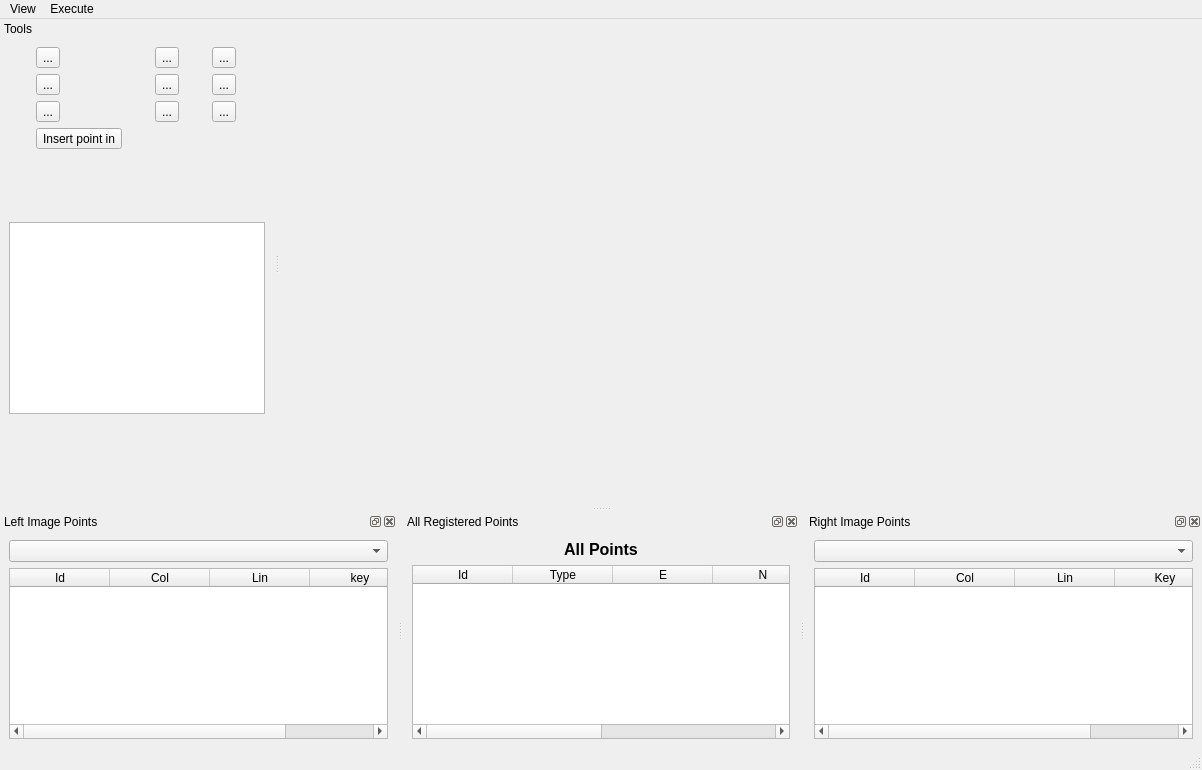
The window that branches/SandBox/trunk_PT/qt/interface/FotoTriForm.ui (e-foto/e-foto) describes before a commit, drawn with Qt 5.
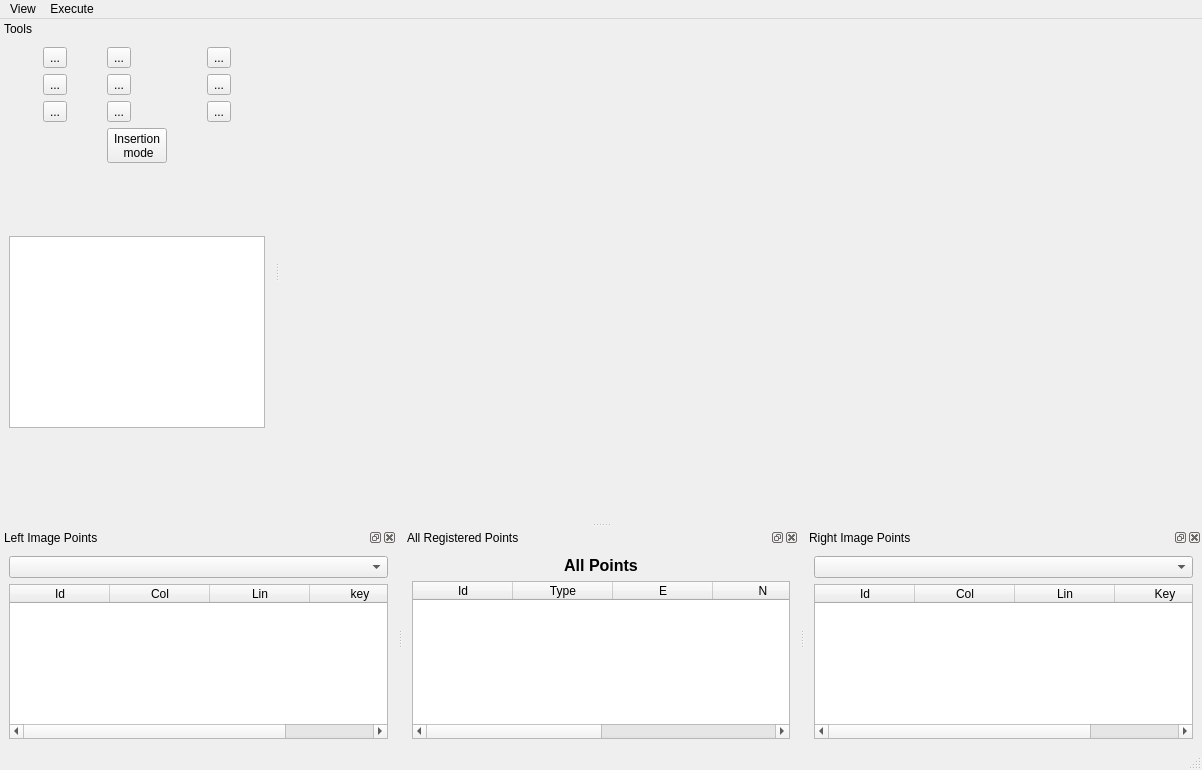
The same window after the commit. Icons and pictures are not drawn. Custom widgets are drawn as their Qt base class.

Patch:
```diff
--- a/branches/SandBox/trunk_PT/qt/interface/FotoTriForm.ui
+++ b/branches/SandBox/trunk_PT/qt/interface/FotoTriForm.ui
@@ -286,8 +286,8 @@
    </property>
    <property name="minimumSize">
     <size>
-     <width>213</width>
-     <height>487</height>
+     <width>237</width>
+     <height>503</height>
     </size>
    </property>
    <property name="maximumSize">
@@ -318,6 +318,9 @@
     <layout class="QVBoxLayout" name="verticalLayout_5">
      <item>
       <layout class="QGridLayout" name="gridLayout">
+       <property name="sizeConstraint">
+        <enum>QLayout::SetFixedSize</enum>
+       </property>
        <item row="0" column="0">
         <widget class="QToolButton" name="markToolButton">
          <property name="text">
@@ -485,7 +488,7 @@
          </property>
         </widget>
        </item>
-       <item row="3" column="0">
+       <item row="3" column="1">
         <widget class="QToolButton" name="insertPointInButton">
          <property name="toolTip">
           <string>&lt;!DOCTYPE HTML PUBLIC &quot;-//W3C//DTD HTML 4.0//EN&quot; &quot;http://www.w3.org/TR/REC-html40/strict.dtd&quot;&gt;
@@ -495,7 +498,8 @@
 &lt;p style=&quot; margin-top:0px; margin-bottom:0px; margin-left:0px; margin-right:0px; -qt-block-indent:0; text-indent:0px;&quot;&gt;&lt;span style=&quot; color:#000000;&quot;&gt;Add point in image clicked&lt;/span&gt;&lt;/p&gt;&lt;/body&gt;&lt;/html&gt;</string>
          </property>
          <property name="text">
-          <string>Insert point in</string>
+          <string>Insertion 
+ mode</string>
          </property>
          <property name="checkable">
           <bool>true</bool>
@@ -506,6 +510,9 @@
          <property name="toolButtonStyle">
           <enum>Qt::ToolButtonTextOnly</enum>
          </property>
+         <property name="autoRaise">
+          <bool>false</bool>
+         </property>
          <property name="arrowType">
           <enum>Qt::LeftArrow</enum>
          </property>
```
Left out of the diff: 23 changed lines with no effect on the pictures.
